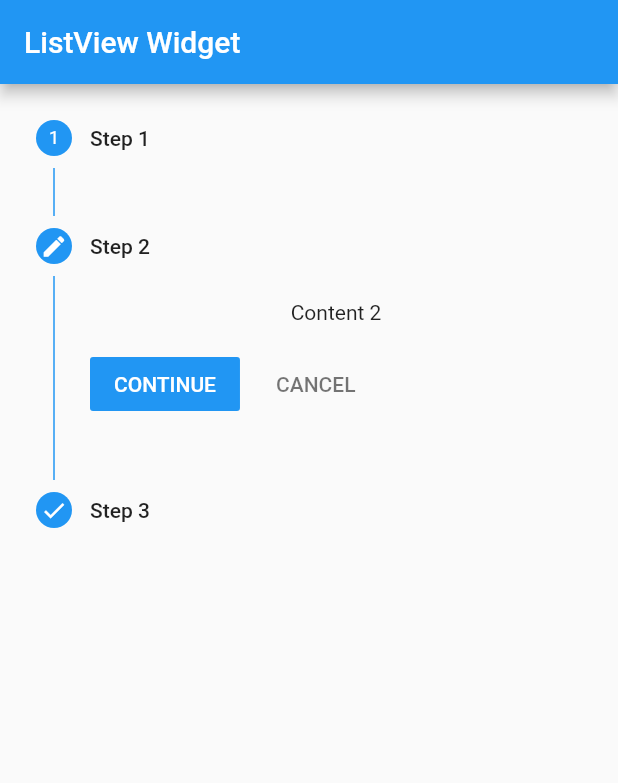
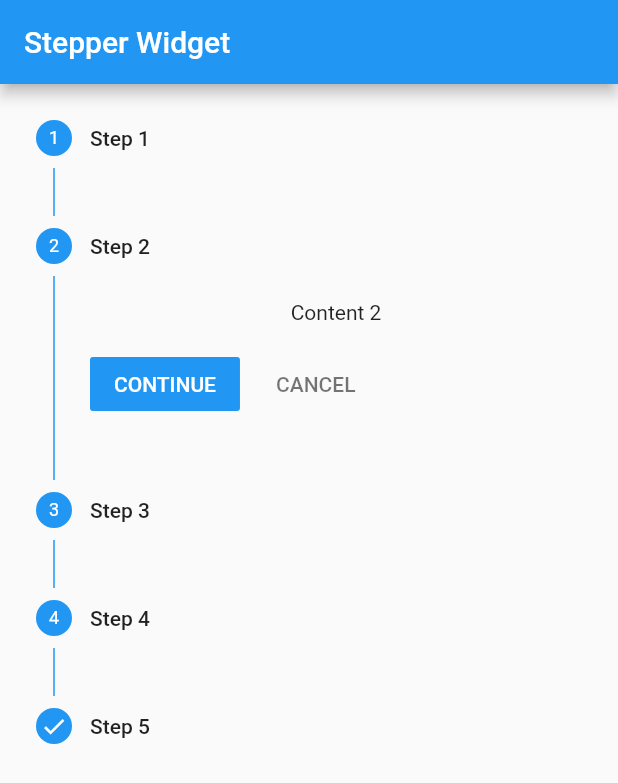
Before and after one commit to 1priyank1/flutter-demos, a Flutter app: the MyHomePage screen opened directly, after a tap on "CONTINUE", on a phone screen of 412 x 824 dp. Shown: the top 783 px of the screen. Run offline on Flutter 3.47's test engine with Material 2 defaults, Android fonts, the light colour scheme and no system bars.

Commit message:
Stepper widget demo added

```diff
--- a/stepper_widget/lib/main.dart
+++ b/stepper_widget/lib/main.dart
@@ -11,7 +11,7 @@ class MyApp extends StatelessWidget {
       theme: new ThemeData(
         primarySwatch: Colors.blue,
       ),
-      home: new MyHomePage(title: 'ListView Widget'),
+      home: new MyHomePage(title: 'Stepper Widget'),
     );
   }
 }
@@ -36,12 +36,18 @@ class _MyHomePageState extends State<MyHomePage> {
     new Step(
         title: new Text("Step 2"),
         content: new Text("Content 2"),
-        // You can change the style of the step icon i.e number, editing, etc.
-        state: StepState.editing,
         isActive: true),
     new Step(
         title: new Text("Step 3"),
-        content: new Text("Contetn 3"),
+        content: new Text("Content 3"),
+        isActive: true),
+    new Step(
+         title: new Text("Step 4"),
+         content: new Text("Content 4"),
+         isActive: true),
+    new Step(
+        title: new Text("Step 5"),
+        content: new Text("Content 5"),
         state: StepState.complete,
         isActive: true),
   ];
@@ -49,7 +55,6 @@ class _MyHomePageState extends State<MyHomePage> {
 
   @override
   Widget build(BuildContext context) {
-    //TextStyle textStyle = Theme.of(context).textTheme.subhead;
 
     return new Scaffold(
       appBar: new AppBar(
@@ -76,12 +81,8 @@ class _MyHomePageState extends State<MyHomePage> {
             if(_currentStep < steps.length - 1) {
               _currentStep = _currentStep + 1;
             }
-            else {
-              _currentStep = 0;
-            }
           });
         },
-
       )
     );
   }
```
Also changed, not shown: 1 other file.
